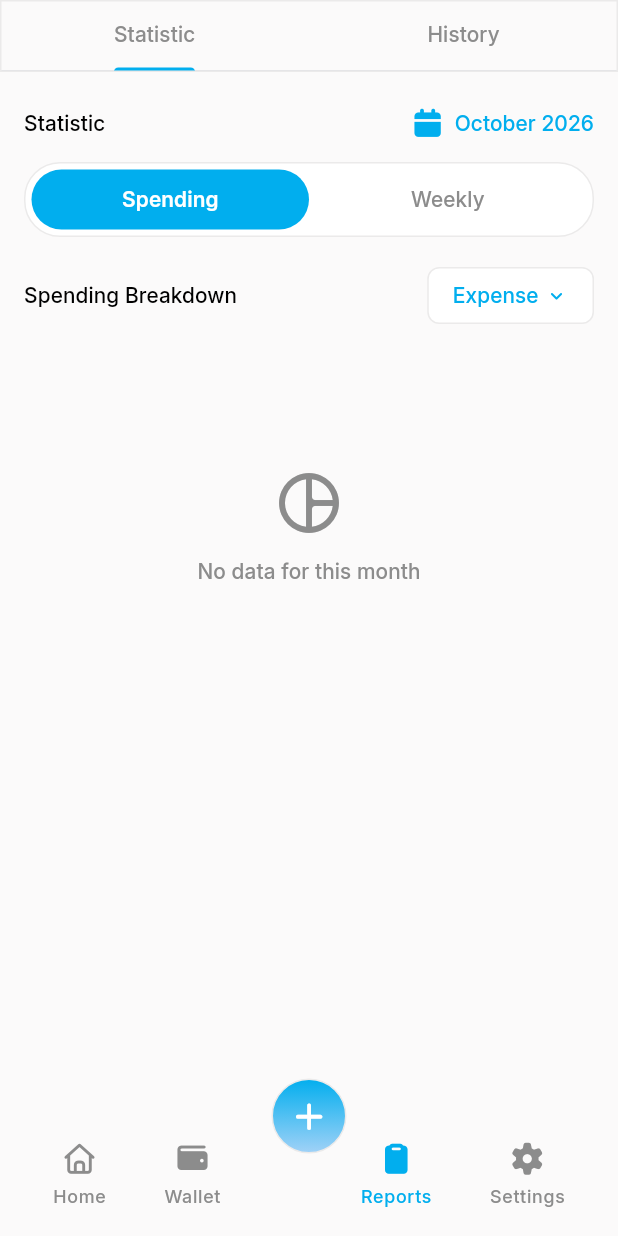
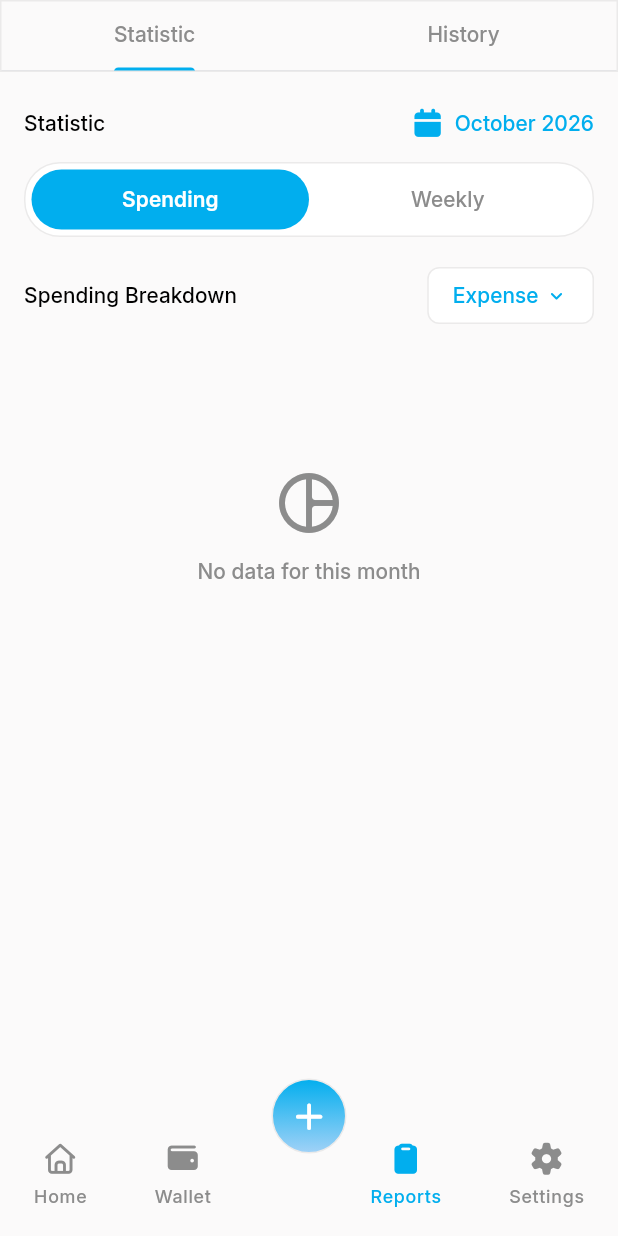
Before and after one commit to nandah4/safuku, a Flutter app: the MainScaffold screen opened by its route, after a tap on the "remove red eye" icon, after a tap on "See All", on a phone screen of 412 x 824 dp. Run offline on Flutter 3.47's test engine with Material 3 defaults, Android fonts, the phone set to English and light mode, and no system bars; our stand-ins replace calendar_date_picker2, dartz, file_picker, fl_chart, flutter_colorpicker, flutter_multi_formatter and 8 more; missing offline and left inert: currency_picker; accounts and stored records are empty.

Commit message:
fix(icon): updating icon parameter with new FontAwesomeIcons update

```diff
--- a/lib/main_scaffold.dart
+++ b/lib/main_scaffold.dart
@@ -83,7 +83,7 @@ class MainScaffold extends StatelessWidget {
                             child: Row(
                               children: [
                                 Icon(
-                                  FontAwesomeIcons.moneyBills,
+                                  FontAwesomeIcons.moneyBills.data,
                                   size: IconSizeScale.lg,
                                   color: AppColors.primary,
                                 ),
@@ -128,7 +128,7 @@ class MainScaffold extends StatelessWidget {
             },
             borderRadius: BorderRadius.circular(BorderRadiusScale.lg),
             child: Icon(
-              FontAwesomeIcons.plus,
+              FontAwesomeIcons.plus.data,
               color: context.colorScheme.onPrimary,
               size: IconSizeScale.md,
             ),
@@ -137,7 +137,7 @@ class MainScaffold extends StatelessWidget {
       ),
       floatingActionButtonLocation: FloatingActionButtonLocation.centerDocked,
       bottomNavigationBar: BottomAppBar(
-        color: context.colorScheme.surface,
+        padding: .symmetric(horizontal: 0), color: context.colorScheme.surface,
         notchMargin: 8.0,
         shape: const CircularNotchedRectangle(),
         child: Obx(
@@ -148,8 +148,8 @@ class MainScaffold extends StatelessWidget {
                 currentIndex: _shellController.currentIndex,
                 navIndex: 0,
                 label: context.localizations.bottomHome,
-                iconInactive: FontAwesomeIcons.house,
-                iconActive: FontAwesomeIcons.solidHouse,
+                iconInactive: FontAwesomeIcons.house.data,
+                iconActive: FontAwesomeIcons.solidHouse.data,
                 onTap: () {
                   _shellController.changeIndex(0);
                 },
@@ -158,7 +158,7 @@ class MainScaffold extends StatelessWidget {
                 currentIndex: _shellController.currentIndex,
                 navIndex: 1,
                 label: context.localizations.bottomWallet,
-                iconInactive: FontAwesomeIcons.wallet,
+                iconInactive: FontAwesomeIcons.wallet.data,
                 onTap: () => _shellController.changeIndex(1),
               ),
               const SizedBox(width: 40),
@@ -166,15 +166,15 @@ class MainScaffold extends StatelessWidget {
                 currentIndex: _shellController.currentIndex,
                 navIndex: 2,
                 label: context.localizations.bottomReports,
-                iconInactive: FontAwesomeIcons.clipboard,
-                iconActive: FontAwesomeIcons.solidClipboard,
+                iconInactive: FontAwesomeIcons.clipboard.data,
+                iconActive: FontAwesomeIcons.solidClipboard.data,
                 onTap: () => _shellController.changeIndex(2),
               ),
               NavItem(
                 currentIndex: _shellController.currentIndex,
                 navIndex: 3,
                 label: context.localizations.bottomSettings,
-                iconInactive: FontAwesomeIcons.gear,
+                iconInactive: FontAwesomeIcons.gear.data,
                 onTap: () => _shellController.changeIndex(3),
               ),
             ],
--- a/lib/ui/core/ui/transaction_card_widget.dart
+++ b/lib/ui/core/ui/transaction_card_widget.dart
@@ -62,7 +62,7 @@ class TransactionCardWidget extends StatelessWidget {
                 ),
                 child: Center(
                   child: Icon(
-                    FontAwesomeIcons.moneyBill,
+                    FontAwesomeIcons.moneyBill.data,
                     size: IconSizeScale.md,
                     color: _iconColor,
                   ),
@@ -116,7 +116,7 @@ class TransactionCardWidget extends StatelessWidget {
               Row(
                 children: [
                   Icon(
-                    FontAwesomeIcons.wallet,
+                    FontAwesomeIcons.wallet.data,
                     size: IconSizeScale.sm,
                     color: context.colorExtension.textLabel,
                   ),
@@ -133,7 +133,7 @@ class TransactionCardWidget extends StatelessWidget {
               Row(
                 children: [
                   Icon(
-                    FontAwesomeIcons.solidCalendar,
+                    FontAwesomeIcons.solidCalendar.data,
                     size: IconSizeScale.sm,
                     color: context.colorExtension.textLabel,
                   ),
--- a/lib/ui/home/widgets/home_app_bar.dart
+++ b/lib/ui/home/widgets/home_app_bar.dart
@@ -24,8 +24,8 @@ class HomeAppBar extends StatelessWidget {
         ),
         headerSettings: PickerHeaderSettings(
           headerBackgroundColor: AppColors.primary,
-          nextIcon: FontAwesomeIcons.arrowRight,
-          previousIcon: FontAwesomeIcons.arrowLeft,
+          nextIcon: FontAwesomeIcons.arrowRight.data,
+          previousIcon: FontAwesomeIcons.arrowLeft.data,
           headerIconsSize: IconSizeScale.sm,
           headerIconsColor: AppColors.text,
           headerCurrentPageTextStyle: context.textTheme.headlineSmall?.copyWith(
@@ -88,7 +88,7 @@ class HomeAppBar extends StatelessWidget {
           child: Row(
             children: [
               Icon(
-                FontAwesomeIcons.solidCalendar,
+                FontAwesomeIcons.solidCalendar.data,
                 size: IconSizeScale.md,
                 color: _homeController.isScrolled.value
                     ? AppColors.primary
--- a/lib/ui/home/widgets/home_header.dart
+++ b/lib/ui/home/widgets/home_header.dart
@@ -110,7 +110,7 @@ class HomeHeader extends StatelessWidget {
                                     .income,
                               ),
                               color: AppColors.success,
-                              icon: FontAwesomeIcons.wallet,
+                              icon: FontAwesomeIcons.wallet.data,
                               title: context.localizations.labelIncome,
                             ),
                           ),
@@ -124,7 +124,7 @@ class HomeHeader extends StatelessWidget {
                                     .expense,
                               ),
                               color: AppColors.error,
-                              icon: FontAwesomeIcons.wallet,
+                              icon: FontAwesomeIcons.wallet.data,
                               title: context.localizations.labelExpense,
                             ),
                           ),
--- a/lib/ui/home/widgets/recent_transaction_list.dart
+++ b/lib/ui/home/widgets/recent_transaction_list.dart
@@ -50,7 +50,7 @@ class RecentTransactionList extends StatelessWidget {
                     mainAxisAlignment: MainAxisAlignment.center,
                     children: [
                       Icon(
-                        FontAwesomeIcons.clockRotateLeft,
+                        FontAwesomeIcons.clockRotateLeft.data,
                         size: IconSizeScale.xl,
                         color: context.colorExtension.textLabel,
                       ),
@@ -82,7 +82,7 @@ class RecentTransactionList extends StatelessWidget {
                   onTap: () =>
                       Get.toNamed('/transaction-detail/${transaction.id}'),
                   child: TransactionCardWidget(
-                    icon: FontAwesomeIcons.moneyBill,
+                    icon: FontAwesomeIcons.moneyBill.data,
                     type: transaction.type,
                     title: transaction.title,
                     category: transaction.categoryName ?? "-",
--- a/lib/ui/reports/screens/statistic_tab.dart
+++ b/lib/ui/reports/screens/statistic_tab.dart
@@ -26,8 +26,8 @@ class StatisticTab extends StatelessWidget {
         ),
         headerSettings: PickerHeaderSettings(
           headerBackgroundColor: AppColors.primary,
-          nextIcon: FontAwesomeIcons.arrowRight,
-          previousIcon: FontAwesomeIcons.arrowLeft,
+          nextIcon: FontAwesomeIcons.arrowRight.data,
+          previousIcon: FontAwesomeIcons.arrowLeft.data,
           headerIconsSize: IconSizeScale.sm,
           headerIconsColor: AppColors.text,
           headerCurrentPageTextStyle: context.textTheme.headlineSmall?.copyWith(
@@ -99,7 +99,7 @@ class StatisticTab extends StatelessWidget {
                   child: Row(
                     children: [
                       Icon(
-                        FontAwesomeIcons.solidCalendar,
+                        FontAwesomeIcons.solidCalendar.data,
                         size: IconSizeScale.md,
                         color: AppColors.primary,
                       ),
--- a/lib/ui/settings/screens/setting_screen.dart
+++ b/lib/ui/settings/screens/setting_screen.dart
@@ -75,7 +75,7 @@ class SettingScreen extends StatelessWidget {
                                 Get.back();
                                 backupController.backupDatabase();
                               },
-                              icon: FontAwesomeIcons.database,
+                              icon: FontAwesomeIcons.database.data,
                               label: context.localizations.backup,
                             ),
                             const SizedBox(height: SpacingScale.sm),
@@ -84,7 +84,7 @@ class SettingScreen extends StatelessWidget {
                                 Get.back();
                                 backupController.restoreDatabase();
                               },
-                              icon: FontAwesomeIcons.clockRotateLeft,
+                              icon: FontAwesomeIcons.clockRotateLeft.data,
                               label: context.localizations.restore,
                             ),
                           ],
@@ -94,8 +94,8 @@ class SettingScreen extends StatelessWidget {
                   );
                 },
                 icon: backupController.isLoading.value
-                    ? FontAwesomeIcons.spinner
-                    : FontAwesomeIcons.database,
+                    ? FontAwesomeIcons.spinner.data
+                    : FontAwesomeIcons.database.data,
                 label: context.localizations.backupRestore,
               ),
             ),
@@ -149,7 +149,7 @@ class SettingScreen extends StatelessWidget {
                 ];
               },
               child: ActionTile(
-                icon: FontAwesomeIcons.language,
+                icon: FontAwesomeIcons.language.data,
                 label: context.localizations.language,
                 trailing: Text(
                   personalizationController.locale.value.toString(),
@@ -164,7 +164,7 @@ class SettingScreen extends StatelessWidget {
                   personalizationController.setCurrency(currency.symbol);
                 });
               },
-              icon: FontAwesomeIcons.bitcoinSign,
+              icon: FontAwesomeIcons.bitcoinSign.data,
               label: context.localizations.currency,
               trailing: Obx(
                 () => Text(
@@ -182,7 +182,7 @@ class SettingScreen extends StatelessWidget {
                   backgroundColor: context.colorScheme.surface,
                   builder: (context) {
                     return ModalDeleteItem(
-                      icon: FontAwesomeIcons.arrowRightFromBracket,
+                      icon: FontAwesomeIcons.arrowRightFromBracket.data,
                       iconColor: AppColors.error,
                       title: context.localizations.data,
                       description: context.localizations.dataDescription,
@@ -193,7 +193,7 @@ class SettingScreen extends StatelessWidget {
                   },
                 );
               },
-              icon: FontAwesomeIcons.trash,
+              icon: FontAwesomeIcons.trash.data,
               iconColor: AppColors.error,
               label: context.localizations.removeData,
             ),
--- a/lib/ui/transactions/screens/add_transaction_screen.dart
+++ b/lib/ui/transactions/screens/add_transaction_screen.dart
@@ -63,8 +63,8 @@ class AddTransactionScreen extends StatelessWidget {
         child: AppBar(
           leading: IconButton(
             onPressed: () => Get.back(),
-            icon: const Icon(
-              FontAwesomeIcons.chevronLeft,
+            icon: Icon(
+              FontAwesomeIcons.chevronLeft.data,
               size: IconSizeScale.sm,
             ),
           ),
--- a/lib/ui/transactions/widgets/add_category_widget.dart
+++ b/lib/ui/transactions/widgets/add_category_widget.dart
@@ -46,7 +46,7 @@ class AddCategoryWidget extends StatelessWidget {
                 IconButton(
                   onPressed: () => Get.back(),
                   icon: Icon(
-                    FontAwesomeIcons.chevronLeft,
+                    FontAwesomeIcons.chevronLeft.data,
                     size: IconSizeScale.sm,
                   ),
                 ),
@@ -91,7 +91,7 @@ class AddCategoryWidget extends StatelessWidget {
 
                         counterStyle: context.textTheme.labelMedium,
                         prefixIcon: Icon(
-                          FontAwesomeIcons.tag,
+                          FontAwesomeIcons.tag.data,
                           size: IconSizeScale.md,
                           color: context.colorScheme.primary,
                         ),
--- a/lib/ui/transactions/widgets/wallet_selector.dart
+++ b/lib/ui/transactions/widgets/wallet_selector.dart
@@ -64,7 +64,7 @@ class WalletSelector extends StatelessWidget {
                   child: Row(
                     children: [
                       Icon(
-                        FontAwesomeIcons.wallet,
+                        FontAwesomeIcons.wallet.data,
                         size: IconSizeScale.sm,
                         color: wallet.color?.toColor() ?? AppColors.primary,
                       ),
--- a/lib/ui/wallet/screens/wallet_screen.dart
+++ b/lib/ui/wallet/screens/wallet_screen.dart
@@ -62,7 +62,7 @@ class WalletScreen extends StatelessWidget {
         IconButton(
           color: context.colorExtension.textPrimary,
           onPressed: () => _showWalletModal(context),
-          icon: Icon(FontAwesomeIcons.plus, size: IconSizeScale.md),
+          icon: Icon(FontAwesomeIcons.plus.data, size: IconSizeScale.md),
         ),
         const SizedBox(width: SpacingScale.xs),
       ],
@@ -127,7 +127,7 @@ class WalletScreen extends StatelessWidget {
                   mainAxisAlignment: MainAxisAlignment.center,
                   children: [
                     Icon(
-                      FontAwesomeIcons.wallet,
+                      FontAwesomeIcons.wallet.data,
                       size: IconSizeScale.xl,
                       color: context.colorExtension.textLabel,
                     ),
@@ -162,7 +162,7 @@ class WalletScreen extends StatelessWidget {
                       builder: (context) {
                         return ModalDeleteItem(
                           iconColor: AppColors.error,
-                          icon: FontAwesomeIcons.wallet,
+                          icon: FontAwesomeIcons.wallet.data,
                           title: wallet.name,
                           description:
                               context.localizations.deleteWalletConfirm,
@@ -201,7 +201,7 @@ class WalletScreen extends StatelessWidget {
                             borderRadius: .circular(BorderRadiusScale.sm),
                           ),
                           child: Icon(
-                            FontAwesomeIcons.wallet,
+                            FontAwesomeIcons.wallet.data,
                             size: IconSizeScale.sm,
                             color: wallet.color?.toColor(),
                           ),
--- a/pubspec.yaml
+++ b/pubspec.yaml
@@ -53,7 +53,7 @@ dependencies:
 
   # UI
   currency_picker: ^2.0.21
-  font_awesome_flutter: ^10.12.0
+  font_awesome_flutter: ^11.0.0
   month_picker_dialog: ^6.7.1
   flutter_colorpicker: ^1.1.0
   calendar_date_picker2: ^2.0.1
```
Also changed, not shown: analysis_options.yaml (+9 -0 lines), lib/ui/reports/screens/history_tab.dart (+4 -4 lines), lib/ui/transactions/screens/transaction_detail_screen.dart (+14 -14 lines), lib/ui/wallet/widgets/add_wallet_widget.dart (+5 -2 lines), pubspec.lock, 1 other file.
